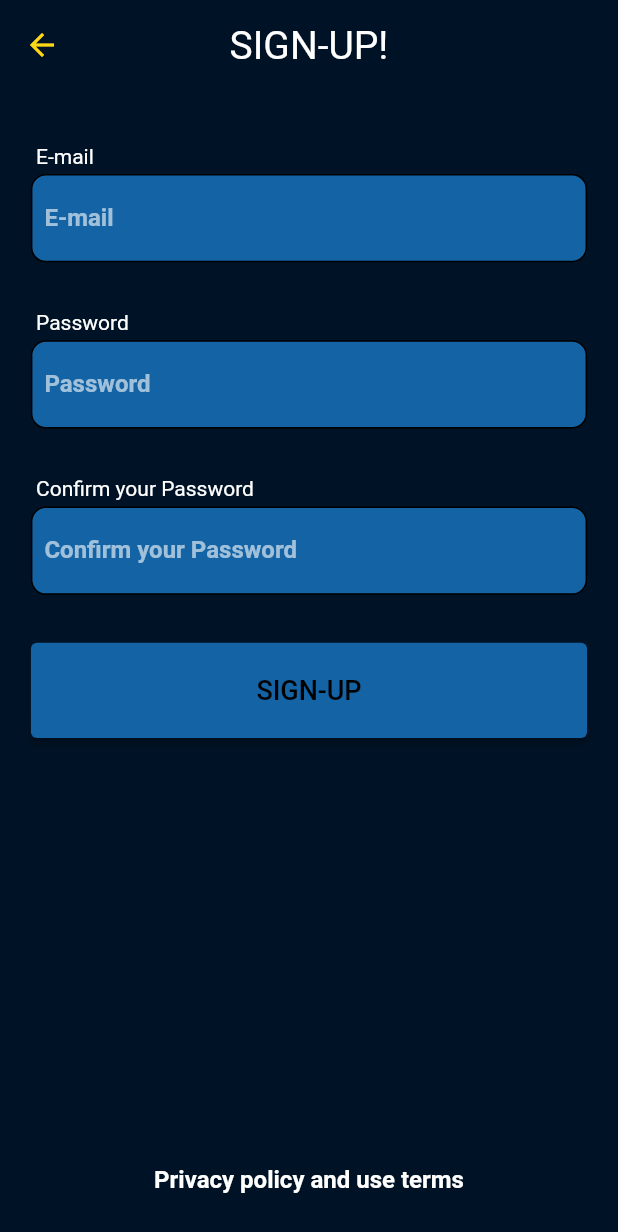
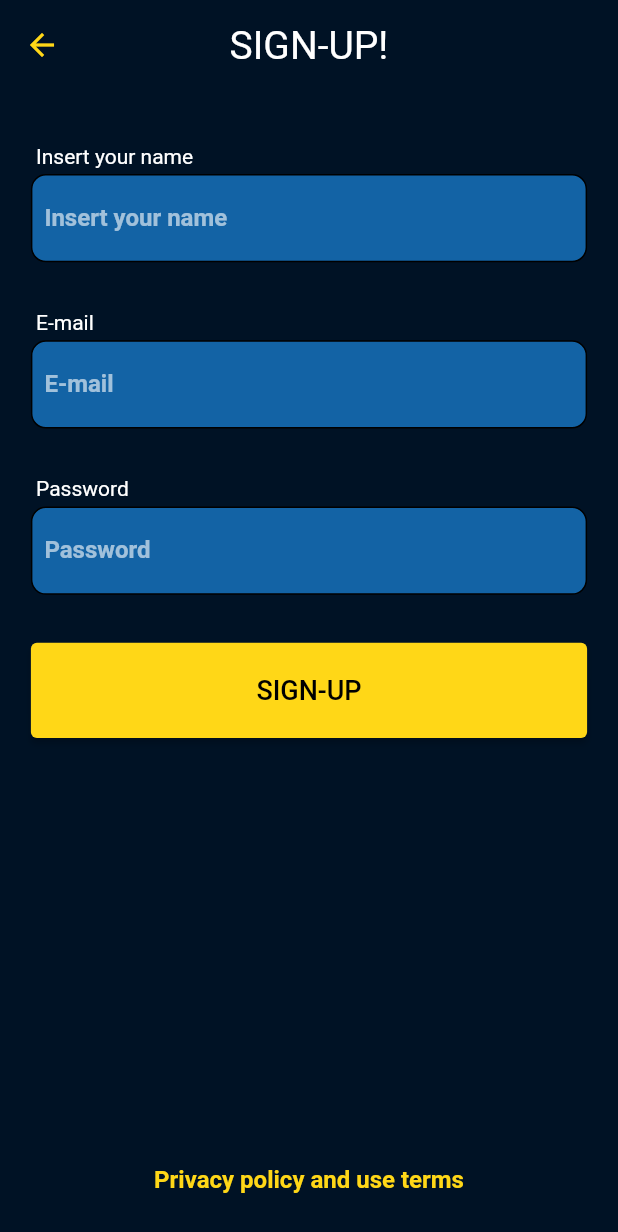
Before and after one commit to Miguelferreira7/Pokedex-Ultra, a Flutter app: the screen it shows after launch, after a tap on "Dont have a account? SIGN-UP!", on a phone screen of 412 x 824 dp. Shown: the top 1232 px of the screen. Run offline on Flutter 3.47's test engine with Material 2 defaults, Android fonts, the phone set to English and light mode, and no system bars; our stand-ins replace animated_splash_screen, firebase_auth, firebase_core, flutter_bloc; accounts and stored records are empty.

Commit message:
User registration functional and bug corrections

```diff
--- a/pokedex_ultra/lib/main.dart
+++ b/pokedex_ultra/lib/main.dart
@@ -43,7 +43,7 @@ class MyApp extends StatelessWidget {
       routes: {
         SplashScreen.ROUTE: (context) => const SplashScreen(),
         SignInScreen.ROUTE: (context) => const SignInScreen(),
-        SignUpScreen.ROUTE: (context) => const SignUpScreen(),
+        SignUpScreen.ROUTE: (context) => SignUpScreen(),
         HomePage.ROUTE: (context) => const HomePage(),
       },
     );
--- a/pokedex_ultra/lib/modules/login/components/cadastro.dart
+++ b/pokedex_ultra/lib/modules/login/components/cadastro.dart
@@ -1,11 +1,14 @@
 import 'package:firebase_auth/firebase_auth.dart';
 import 'package:flutter/material.dart';
+import 'package:pokedex_ultra/modules/home_page/components/home_page.dart';
 import 'package:pokedex_ultra/utils/components/poke-dialog.dart';
 import 'package:pokedex_ultra/utils/components/poke-text-field.dart';
 
 class SignUpScreen extends StatelessWidget {
-  const SignUpScreen({Key? key}) : super(key: key);
   static final String ROUTE = "/sign-up";
+  TextEditingController _controllerUsername = new TextEditingController();
+  TextEditingController _controllerEmail = new TextEditingController();
+  TextEditingController _controllerPassword = new TextEditingController();
 
   @override
   Widget build(BuildContext context) {
@@ -20,8 +23,7 @@ class SignUpScreen extends StatelessWidget {
 
   Widget _buildBody(BuildContext context) {
     ThemeData _mainTheme = Theme.of(context);
-    TextEditingController _controllerEmail = new TextEditingController();
-    TextEditingController _controllerPassword = new TextEditingController();
+
 
     return new Container(
       height: MediaQuery.of(context).size.height,
@@ -33,6 +35,14 @@ class SignUpScreen extends StatelessWidget {
           new Column(
             mainAxisAlignment: MainAxisAlignment.start,
             children: [
+              new PokeTextField(
+                  hint: "UserName",
+                  controller: _controllerUsername,
+                  title: "Insert your name",
+                  focusNode: new FocusNode(),
+                  keyboardType: TextInputType.text,
+                  onChange: (value) { }
+              ),
               new PokeTextField(
                   hint: "E-mail",
                   controller: _controllerEmail,
@@ -49,14 +59,6 @@ class SignUpScreen extends StatelessWidget {
                   keyboardType: TextInputType.text,
                   onChange: (value) { }
               ),
-              new PokeTextField(
-                  hint: "Confirm your Password",
-                  controller: _controllerPassword,
-                  title: "Confirm your Password",
-                  focusNode: new FocusNode(),
-                  keyboardType: TextInputType.text,
-                  onChange: (value) { }
-              ),
               new Container(
                 height: MediaQuery.of(context).size.height / 13,
                 width: MediaQuery.of(context).size.width * 0.9,
@@ -64,12 +66,12 @@ class SignUpScreen extends StatelessWidget {
                 child: ElevatedButton(
                   style: ButtonStyle(
                     backgroundColor: MaterialStateProperty.all<Color>(
-                        _mainTheme.colorScheme.secondary
+                        _mainTheme.colorScheme.tertiary
                     ),
                   ),
                   child: Text("SIGN-UP", style: _mainTheme.textTheme.button),
                   onPressed: () {
-                    _createNewUser(context, _controllerEmail.text, _controllerPassword.text);
+                    _createNewUser(context);
                   },
                 ),
               )
@@ -83,8 +85,10 @@ class SignUpScreen extends StatelessWidget {
               new Container(
                 padding: const EdgeInsets.only(bottom: 8),
                 child: Text(
-                    "Privacy policy and use terms",
-                    style: _mainTheme.textTheme.subtitle1
+                  "Privacy policy and use terms",
+                  style: _mainTheme.textTheme.subtitle1?.copyWith(
+                    color: Theme.of(context).colorScheme.tertiary
+                  )
                 ),
               )
             ],
@@ -94,29 +98,36 @@ class SignUpScreen extends StatelessWidget {
     );
   }
 
-  void _createNewUser(BuildContext context, String emailAddress, String password) async {
+  void _createNewUser(BuildContext context) async {
     try {
-      final credential = await FirebaseAuth.instance.createUserWithEmailAndPassword(
-        email: emailAddress,
-        password: password,
+      UserCredential credential = await FirebaseAuth.instance.createUserWithEmailAndPassword(
+        email: _controllerEmail.text,
+        password: _controllerPassword.text,
       );
+      await credential.user?.updateDisplayName(_controllerUsername.text);
+      await _showDialog(context, "Success!", "Your account has been successfully created.");
+
+      Navigator.of(context).pushNamedAndRemoveUntil(HomePage.ROUTE, (route) => false);
+
     } on FirebaseAuthException catch (e) {
       if (e.code == 'weak-password') {
-        print('The password provided is too weak.');
+        _showDialog(context, "Weak Password", "The password provided is too weak.");
+
       } else if (e.code == 'email-already-in-use') {
-        print('The account already exists for that email.');
+        _showDialog(context, "E-mail Already In Use", "The account already exists for that email.");
       }
     } catch (e) {
       print(e);
+      _showDialog(context, "Error", "Try again");
     }
   }
 
-  Future _dialog (BuildContext context, String title, String message) {
+  Future _showDialog (BuildContext context, String title, String message) {
     return showDialog<String>(
         context: context,
         builder: (BuildContext context) => PokeDialog(
-            title: title,
-            message: message
+          title: title,
+          message: message,
         )
     );
   }
--- a/pokedex_ultra/lib/modules/login/components/login.dart
+++ b/pokedex_ultra/lib/modules/login/components/login.dart
@@ -65,7 +65,10 @@ class SignInScreen extends StatelessWidget {
                 margin: const EdgeInsets.only(top: 16, left: 8),
                 child: GestureDetector(
                   child: Text("Forgot the password?",
-                      style: _mainTheme.textTheme.subtitle1?.copyWith(fontSize: 18)),
+                      style: _mainTheme.textTheme.subtitle1?.copyWith(
+                        fontSize: 18,
+                        color: Theme.of(context).colorScheme.tertiary
+                  )),
                 ),
               ),
               new Container(
@@ -89,7 +92,10 @@ class SignInScreen extends StatelessWidget {
                 child: GestureDetector(
                   onTap: () => Navigator.of(context).pushNamed(SignUpScreen.ROUTE),
                   child: Text("Dont have a account? SIGN-UP!",
-                      style: _mainTheme.textTheme.subtitle1?.copyWith(fontSize: 18)),
+                      style: _mainTheme.textTheme.subtitle1?.copyWith(
+                        fontSize: 18,
+                        color: Theme.of(context).colorScheme.tertiary
+                      )),
                 ),
               ),
             ],
@@ -97,12 +103,11 @@ class SignInScreen extends StatelessWidget {
           new Column(
             children: [
               new Container(
-                padding: const EdgeInsets.only(bottom: 16),
-              ),
-              new Container(
                 padding: const EdgeInsets.only(bottom: 8),
                 child: new Text("Privacy policy and use terms",
-                    style: _mainTheme.textTheme.subtitle1),
+                    style: _mainTheme.textTheme.subtitle1?.copyWith(
+                      color: Theme.of(context).colorScheme.tertiary
+                    )),
               )
             ],
           )
--- a/pokedex_ultra/lib/modules/login/components/splash_screen.dart
+++ b/pokedex_ultra/lib/modules/login/components/splash_screen.dart
@@ -1,5 +1,6 @@
 import 'package:firebase_auth/firebase_auth.dart';
 import 'package:flutter/material.dart';
+import 'package:flutter_bloc/flutter_bloc.dart';
 import 'package:pokedex_ultra/modules/login/components/login.dart';
 import '../../home_page/components/home_page.dart';
 
@@ -14,7 +15,7 @@ class SplashScreen extends StatefulWidget {
 class _SplashScreenState extends State<SplashScreen> {
   @override
   void initState() {
-    _verifyAppState();
+    _verifyAppState(context);
     super.initState();
   }
 
@@ -27,7 +28,8 @@ class _SplashScreenState extends State<SplashScreen> {
     );
   }
 
-  void _verifyAppState() {
+  void _verifyAppState(BuildContext context) async {
+    try {
       FirebaseAuth.instance.authStateChanges().listen((User? user) {
         if (user == null) {
           Navigator.of(context).pushNamedAndRemoveUntil(
@@ -37,5 +39,9 @@ class _SplashScreenState extends State<SplashScreen> {
               HomePage.ROUTE, (route) => false);
         }
       });
+    } catch (e) {
+      Navigator.of(context).pushNamedAndRemoveUntil(
+          SignInScreen.ROUTE, (route) => false);
     }
   }
+}
```
Also changed, not shown: pokedex_ultra/lib/modules/home_page/components/generations_page.dart (+6 -5 lines), pokedex_ultra/lib/modules/home_page/components/home_page.dart (+9 -9 lines). Lines whose indentation alone changed are shown as unchanged.
